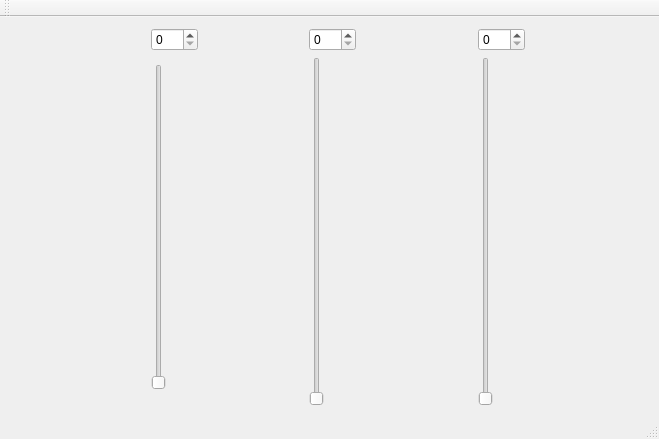
Above: qt03_uis/mainwindow.ui from zzu-andrew/QT_examples before the change. Below: the same form after it.
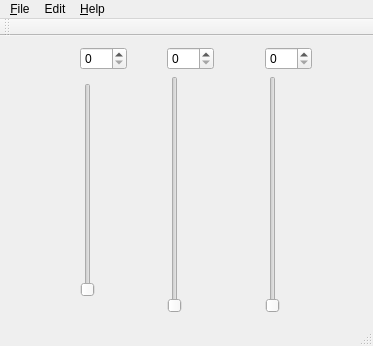
That is the form after the change.

The edit to the form file:
```diff
--- a/qt03_uis/mainwindow.ui
+++ b/qt03_uis/mainwindow.ui
@@ -6,8 +6,8 @@
    <rect>
     <x>0</x>
     <y>0</y>
-    <width>659</width>
-    <height>439</height>
+    <width>373</width>
+    <height>346</height>
    </rect>
   </property>
   <property name="windowTitle">
@@ -161,10 +161,32 @@
     <rect>
      <x>0</x>
      <y>0</y>
-     <width>659</width>
+     <width>373</width>
      <height>22</height>
     </rect>
    </property>
+   <widget class="QMenu" name="menuFile">
+    <property name="title">
+     <string>&amp;File</string>
+    </property>
+    <addaction name="actionOpen"/>
+    <addaction name="actionSave"/>
+    <addaction name="actionCopy"/>
+    <addaction name="actionPeast"/>
+   </widget>
+   <widget class="QMenu" name="menuEdit">
+    <property name="title">
+     <string>Edit</string>
+    </property>
+   </widget>
+   <widget class="QMenu" name="menu_Help">
+    <property name="title">
+     <string>&amp;Help</string>
+    </property>
+   </widget>
+   <addaction name="menuFile"/>
+   <addaction name="menuEdit"/>
+   <addaction name="menu_Help"/>
   </widget>
   <widget class="QToolBar" name="mainToolBar">
    <attribute name="toolBarArea">
```
Left out of the diff: 64 changed lines with no effect on the pictures.
